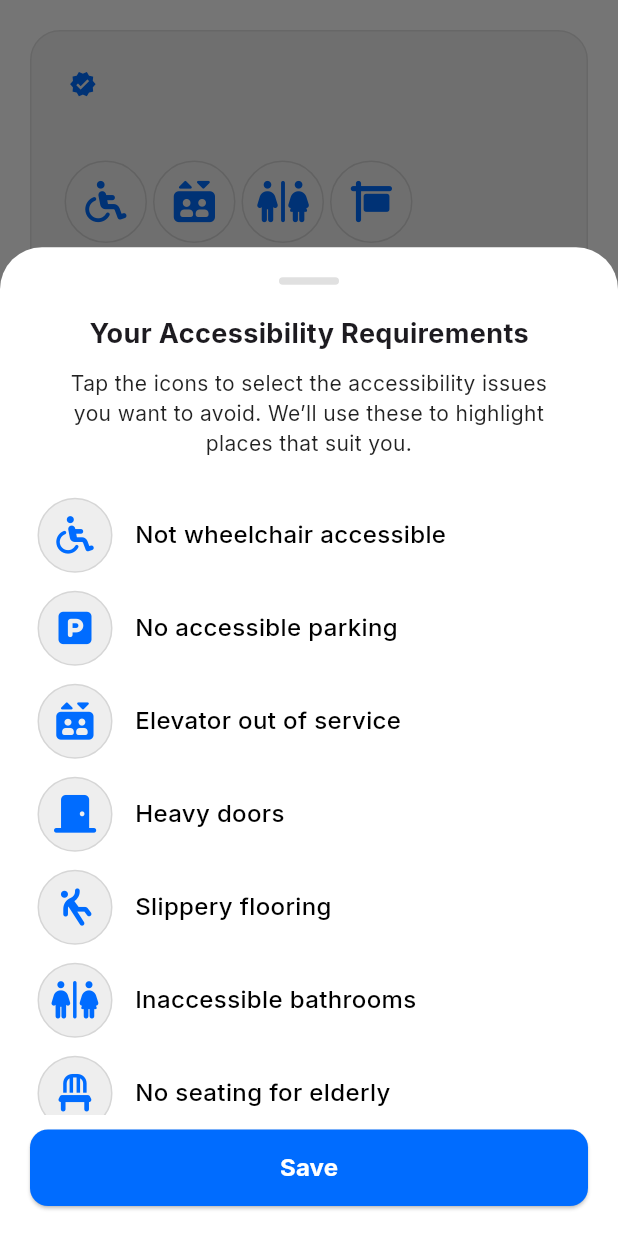
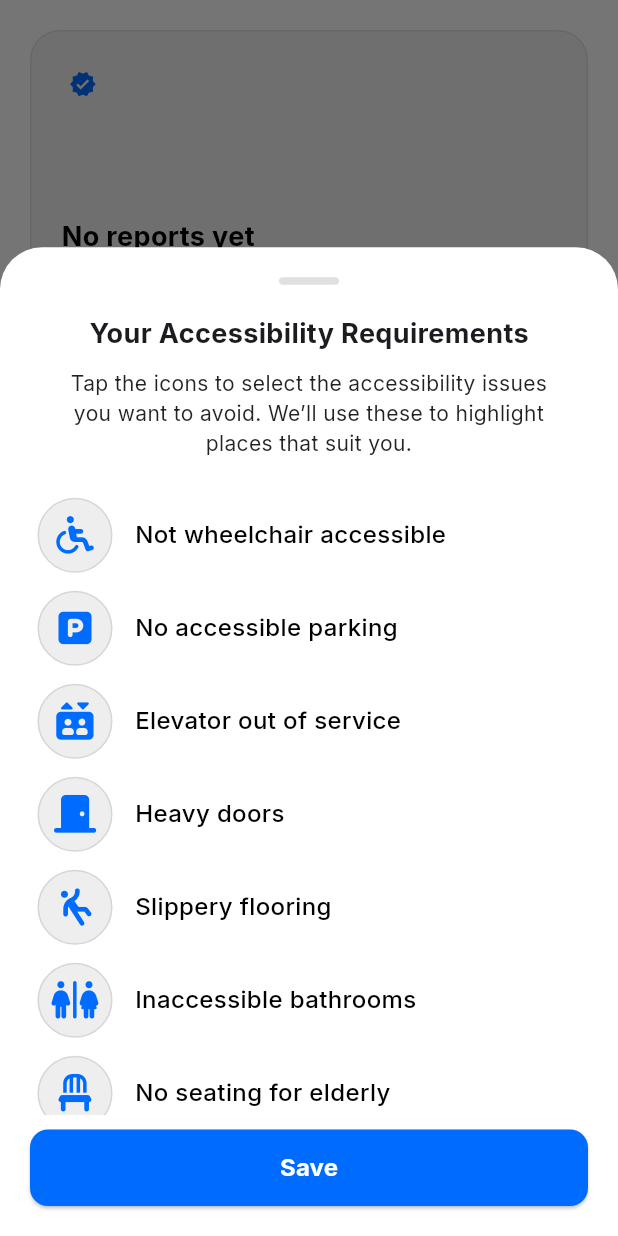
Before and after one commit to simaopsbarbosa/Inclui, a Flutter app: the ProfilePage widget shown alone on an empty page, opened directly, after a tap on an icon or button, on a phone screen of 412 x 824 dp. Run offline on Flutter 3.47's test engine with Material 3 defaults, Android fonts, the phone set to English and light mode, and no system bars; our stand-ins replace firebase_auth, firebase_core, firebase_database, flutter_dotenv, flutter_svg, font_awesome_flutter and 3 more; accounts and stored records are empty; generated files the repository leaves out were written again; network calls fail.

Commit message:
added saving of preferences to user info on db and displaing in profile card

```diff
--- a/src/inclui/lib/main.dart
+++ b/src/inclui/lib/main.dart
@@ -3,7 +3,6 @@ import 'package:flutter/services.dart';
 import 'package:flutter_dotenv/flutter_dotenv.dart';
 import 'package:google_fonts/google_fonts.dart';
 import 'package:firebase_core/firebase_core.dart';
-import 'package:firebase_auth/firebase_auth.dart';
 import 'package:inclui/screens/search_page.dart';
 import 'package:inclui/services/auth_service.dart';
 import 'firebase_options.dart';
@@ -65,7 +64,7 @@ class HomeScreenState extends State<HomeScreen> {
   }
 
   Future<void> _handleAuthButton() async {
-    final user = FirebaseAuth.instance.currentUser;
+    final user = AuthService.currentUser;
     if (user != null) {
       AuthService.signOut();
 
@@ -113,7 +112,7 @@ class HomeScreenState extends State<HomeScreen> {
             TextButton(
               onPressed: _handleAuthButton,
               child: Text(
-                FirebaseAuth.instance.currentUser != null ? 'Logout' : 'Login',
+                AuthService.currentUser != null ? 'Logout' : 'Login',
                 style: GoogleFonts.inter(
                   color: Theme.of(context).primaryColor,
                   fontSize: 16,
--- a/src/inclui/lib/screens/profile_page.dart
+++ b/src/inclui/lib/screens/profile_page.dart
@@ -4,6 +4,8 @@ import 'package:flutter/material.dart';
 import 'package:font_awesome_flutter/font_awesome_flutter.dart';
 import 'dart:async';
 import 'package:google_fonts/google_fonts.dart';
+import 'package:inclui/constants.dart';
+import 'package:inclui/services/auth_service.dart';
 import 'package:inclui/widgets/circle_icon.dart';
 import 'package:inclui/widgets/user_preferences_modal.dart';
 import 'login_page.dart';
@@ -14,9 +16,8 @@ class ProfilePage extends StatefulWidget {
 }
 
 class ProfilePageState extends State<ProfilePage> {
+  final DatabaseReference _db = FirebaseDatabase.instance.ref();
   final FirebaseAuth _auth = FirebaseAuth.instance;
-  final DatabaseReference _db = FirebaseDatabase.instance.ref();
-
   late User? _user;
   late final Stream<User?> _authStateChanges;
   String? _userName;
@@ -54,6 +55,7 @@ class ProfilePageState extends State<ProfilePage> {
       final data = Map<String, dynamic>.from(snapshot.value as Map);
       setState(() {
         _userName = data['name']?.toString();
+        _createdAt = data['createdAt']?.toString();
         _isLoading = false;
       });
     }
@@ -91,7 +93,7 @@ class ProfilePageState extends State<ProfilePage> {
   }
 
   void _verifyAccountAction() async {
-    final user = FirebaseAuth.instance.currentUser;
+    final user = AuthService.currentUser;
     final email = user?.email ?? '';
     final maskedEmail = maskEmail(email);
 
@@ -137,7 +139,7 @@ class ProfilePageState extends State<ProfilePage> {
               ElevatedButton(
                 onPressed: () async {
                   await _user?.reload();
-                  var updatedUser = FirebaseAuth.instance.currentUser;
+                  var updatedUser = AuthService.currentUser;
                   if (updatedUser?.emailVerified == true) {
                     setState(() {
                       _user = updatedUser;
@@ -204,7 +206,11 @@ class ProfilePageState extends State<ProfilePage> {
                   children: [
                     _buildUserProfile(),
                     if (!_user!.emailVerified) _verifyAccount(),
-                    UserPreferencesModal(),
+                    UserPreferencesModal(
+                      onPreferencesUpdated: () {
+                        setState(() {});
+                      },
+                    ),
                   ],
                 )
               : _buildLoggedOutView()),
@@ -266,37 +272,37 @@ class ProfilePageState extends State<ProfilePage> {
                   overflow: TextOverflow.ellipsis,
                 ),
                 SizedBox(height: 15),
-                Row(
-                  children: [
-                    Padding(
-                      padding: const EdgeInsets.all(2.0),
-                      child: CircleIcon(
-                        icon: FontAwesomeIcons.wheelchair,
-                        size: 55,
+                FutureBuilder<List<String>>(
+                  future: AuthService().getUserPreferences(),
+                  builder: (context, snapshot) {
+                    if (snapshot.connectionState == ConnectionState.waiting) {
+                      return const Center(child: CircularProgressIndicator());
+                    }
+
+                    if (!snapshot.hasData || snapshot.data!.isEmpty) {
+                      return const SizedBox(
+                        height: 5,
+                      );
+                    }
+
+                    final selectedIssues = snapshot.data!;
+                    return SingleChildScrollView(
+                      scrollDirection: Axis.horizontal,
+                      child: Row(
+                        children: selectedIssues.map((issue) {
+                          final icon = accessibilityIssues[issue] ??
+                              FontAwesomeIcons.question;
+                          return Padding(
+                            padding: const EdgeInsets.only(right: 5),
+                            child: CircleIcon(
+                              icon: icon,
+                              size: 55,
+                            ),
+                          );
+                        }).toList(),
                       ),
-                    ),
-                    Padding(
-                      padding: const EdgeInsets.all(2.0),
-                      child: CircleIcon(
-                        icon: FontAwesomeIcons.elevator,
-                        size: 55,
-                      ),
-                    ),
-                    Padding(
-                      padding: const EdgeInsets.all(2.0),
-                      child: CircleIcon(
-                        icon: FontAwesomeIcons.restroom,
-                        size: 55,
-                      ),
-                    ),
-                    Padding(
-                      padding: const EdgeInsets.all(2.0),
-                      child: CircleIcon(
-                        icon: FontAwesomeIcons.signHanging,
-                        size: 55,
-                      ),
-                    ),
-                  ],
+                    );
+                  },
                 ),
                 SizedBox(height: 15),
                 if (_createdAt != null)
--- a/src/inclui/lib/screens/search_page.dart
+++ b/src/inclui/lib/screens/search_page.dart
@@ -161,8 +161,7 @@ class SearchPageState extends State<SearchPage> {
                           ),
                         ),
                         onChanged: (value) {
-                          setState(
-                              () {}); // Refresh UI to show/hide the clear button
+                          setState(() {});
                           _onSearchChanged();
                         },
                       ),
--- a/src/inclui/lib/widgets/user_preferences_modal.dart
+++ b/src/inclui/lib/widgets/user_preferences_modal.dart
@@ -7,18 +7,23 @@ import 'package:inclui/widgets/circle_icon.dart';
 import 'package:inclui/services/auth_service.dart';
 
 class UserPreferencesModal extends StatelessWidget {
-  const UserPreferencesModal({super.key});
+  final VoidCallback onPreferencesUpdated;
+  const UserPreferencesModal({super.key, required this.onPreferencesUpdated});
 
   @override
   Widget build(BuildContext context) {
     return GestureDetector(
       onTap: () async {
-        await showModalBottomSheet(
+        final result = await showModalBottomSheet<List<String>>(
           context: context,
           isScrollControlled: true,
           backgroundColor: Colors.white,
           builder: (context) => const AccessibilityPreferencesModal(),
         );
+
+        if (result != null) {
+          onPreferencesUpdated();
+        }
       },
       child: Container(
         width: double.infinity,
```
Also changed, not shown: src/inclui/lib/screens/login_page.dart (+1 -11 lines), src/inclui/lib/services/auth_service.dart (+22 -4 lines).
